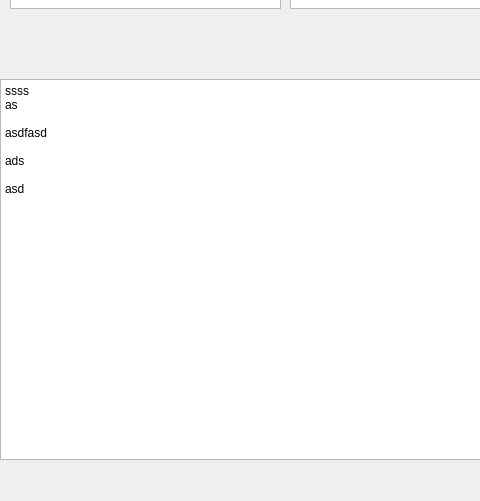
Old version of the form mainwindow.ui in the repository paule32/subtitler; both pictures show x 0 to 480 and y 150 to 651 of the 1027 by 651 pixel window.
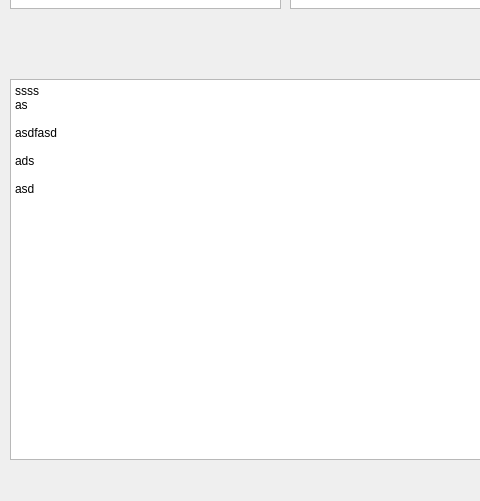
New version of the form. Custom widgets are drawn as their Qt base class.

Diff of the .ui file:
```diff
--- a/mainwindow.ui
+++ b/mainwindow.ui
@@ -84,9 +84,9 @@
    <widget class="QWidget" name="horizontalLayoutWidget_3">
     <property name="geometry">
      <rect>
-      <x>0</x>
+      <x>10</x>
       <y>210</y>
-      <width>481</width>
+      <width>471</width>
       <height>381</height>
      </rect>
     </property>
```
